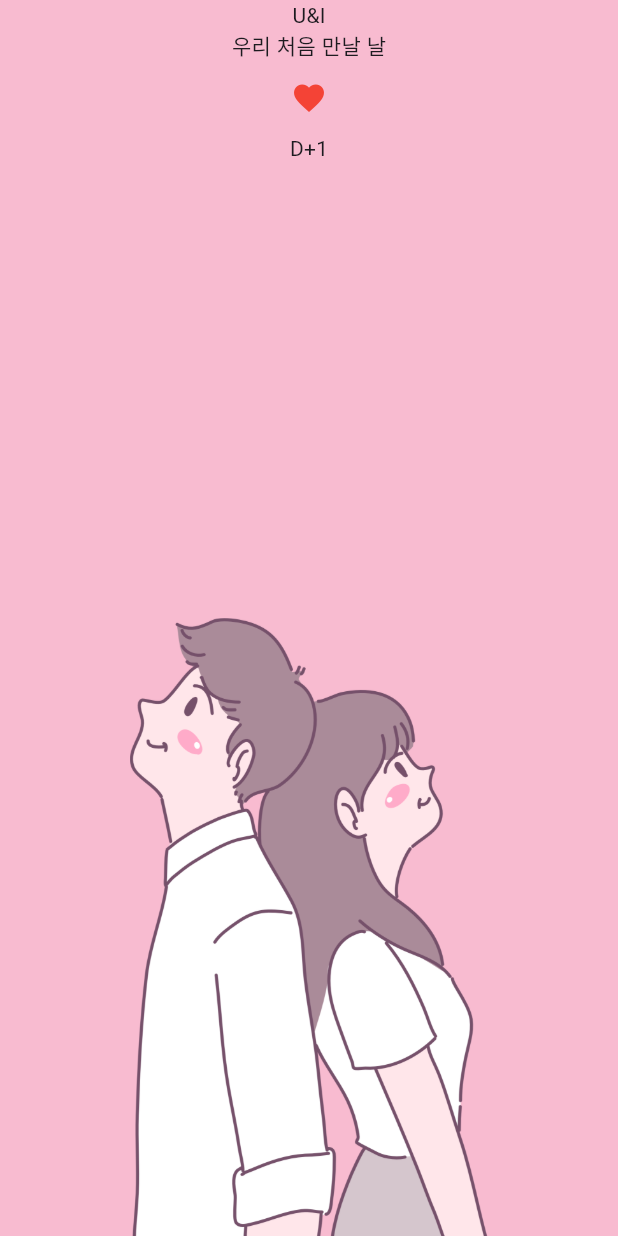
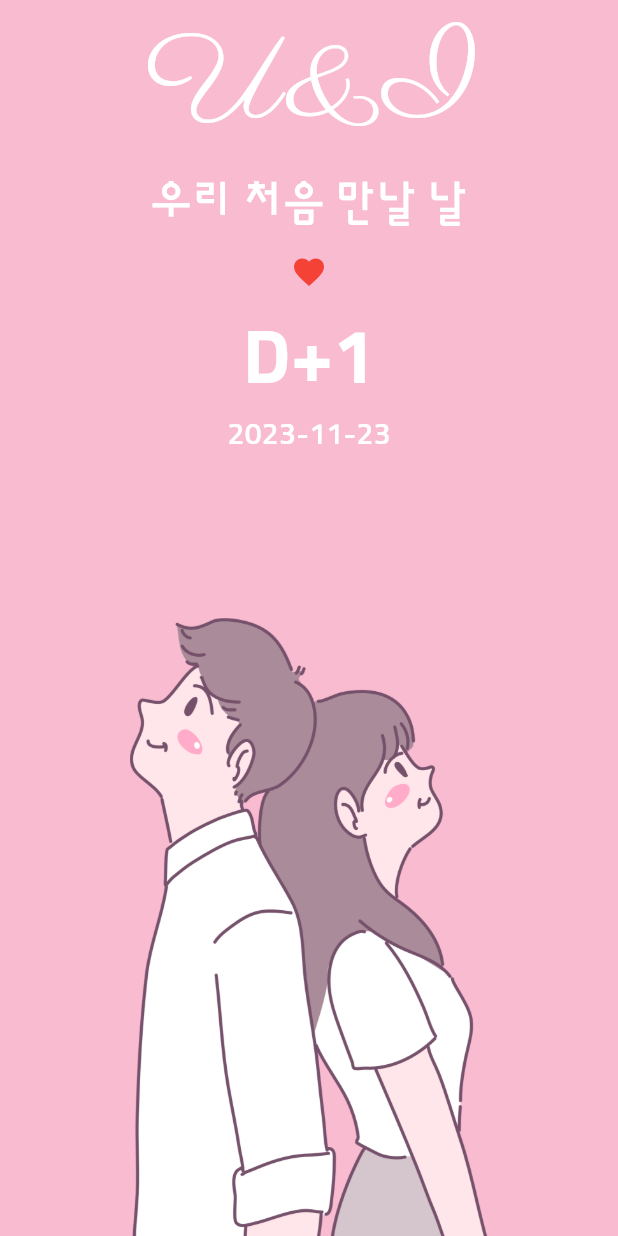
Before and after one commit to DaeYoungee/Flutter-Study, a Flutter app: the screen it shows after launch, on a phone screen of 412 x 824 dp. Run offline on Flutter 3.47's test engine with Material 3 defaults, Android fonts, the phone set to English and light mode, and no system bars; our stand-ins replace webview_flutter.

Commit message:
design: HomeScreen font 설정 롼료

```diff
--- a/u_and_i/lib/screen/home_screen.dart
+++ b/u_and_i/lib/screen/home_screen.dart
@@ -16,16 +16,47 @@ class HomeScreen extends StatelessWidget {
               Expanded(
                 child: Column(
                   children: [
-                    Text("U&I"),
-                    Text("우리 처음 만날 날"),
-                    IconButton(onPressed: () {}, icon: Icon(Icons.favorite, color: Colors.red,)),
-                    Text("D+1"),
+                    Text(
+                      "U&I",
+                      style: TextStyle(
+                        fontSize: 80.0,
+                        fontFamily: "parisienne",
+                        color: Colors.white,
+                      ),
+                    ),
+                    Text(
+                      "우리 처음 만날 날",
+                      style: TextStyle(
+                        fontSize: 30.0,
+                        fontFamily: "sunflower",
+                        color: Colors.white,
+                      ),
+                    ),
+                    IconButton(
+                      onPressed: () {},
+                      icon: Icon(Icons.favorite, color: Colors.red),
+                    ),
+                    Text(
+                      "D+1",
+                      style: TextStyle(
+                        fontSize: 50.0,
+                        fontFamily: "sunflower",
+                        color: Colors.white,
+                        fontWeight: FontWeight.w700,
+                      ),
+                    ),
+                    Text(
+                      "2023-11-23",
+                      style: TextStyle(
+                        fontSize: 20.0,
+                        fontFamily: "sunflower",
+                        color: Colors.white,
+                      ),
+                    ),
                   ],
                 ),
               ),
-              Expanded(
-                child: Image.asset("asset/img/middle_image.png"),
-              ),
+              Expanded(child: Image.asset("asset/img/middle_image.png")),
             ],
           ),
         ),
```
